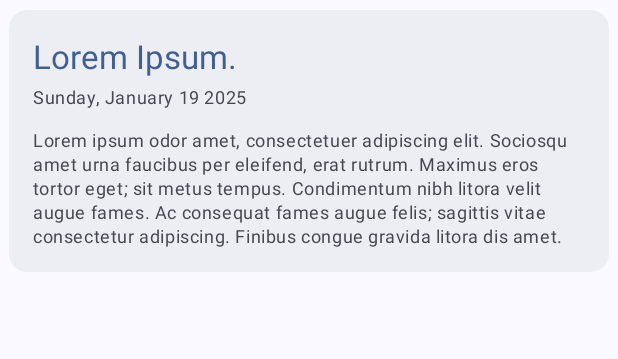
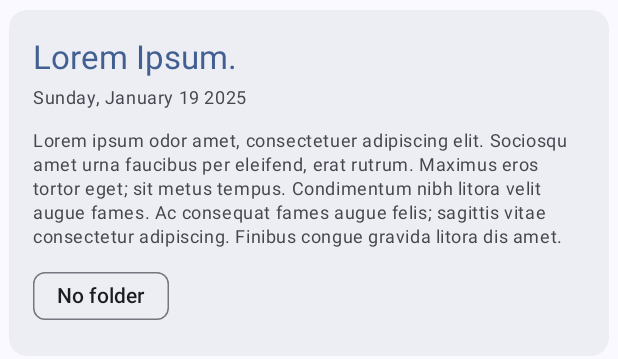
Before and after one commit to eipna/MindBin, an Android app: the layout recycler_note.xml on its own in the app's theme, with its tools: preview values and no code run, on a phone screen of 412 x 824 dp. Shown: the top 359 px of the screen. Run offline under Robolectric (Android 15) with nearby library versions, the phone set to English and light mode, and no system bars.

Commit message:
Added folder indicator chip for recycler note layout

```diff
--- a/app/src/main/res/layout-v26/recycler_note.xml
+++ b/app/src/main/res/layout-v26/recycler_note.xml
@@ -50,5 +50,19 @@
             android:textAppearance="?attr/textAppearanceBodySmall"
             android:layout_width="wrap_content"
             android:layout_height="wrap_content"/>
+
+        <com.google.android.material.chip.ChipGroup
+            android:layout_marginTop="8dp"
+            android:layout_width="match_parent"
+            android:layout_height="wrap_content">
+
+            <com.google.android.material.chip.Chip
+                android:id="@+id/recyclerNoteFolder"
+                android:text="@string/recycler_note_folder"
+                android:textColor="?attr/colorOnSurface"
+                app:chipBackgroundColor="?attr/colorSurfaceContainer"
+                android:layout_width="wrap_content"
+                android:layout_height="wrap_content"/>
+        </com.google.android.material.chip.ChipGroup>
     </LinearLayout>
 </com.google.android.material.card.MaterialCardView>
--- a/app/src/main/res/layout/recycler_note.xml
+++ b/app/src/main/res/layout/recycler_note.xml
@@ -52,5 +52,19 @@
             android:ellipsize="marquee"
             android:layout_width="wrap_content"
             android:layout_height="wrap_content"/>
+
+        <com.google.android.material.chip.ChipGroup
+            android:layout_marginTop="8dp"
+            android:layout_width="match_parent"
+            android:layout_height="wrap_content">
+
+            <com.google.android.material.chip.Chip
+                android:id="@+id/recyclerNoteFolder"
+                android:text="@string/recycler_note_folder"
+                android:textColor="?attr/colorOnSurface"
+                app:chipBackgroundColor="?attr/colorSurfaceContainer"
+                android:layout_width="wrap_content"
+                android:layout_height="wrap_content"/>
+        </com.google.android.material.chip.ChipGroup>
     </LinearLayout>
 </com.google.android.material.card.MaterialCardView>
--- a/app/src/main/res/values/strings.xml
+++ b/app/src/main/res/values/strings.xml
@@ -52,6 +52,7 @@
     <string name="recycler_note_title">Lorem Ipsum.</string>
     <string name="recycler_note_content">Lorem ipsum odor amet, consectetuer adipiscing elit. Sociosqu amet urna faucibus per eleifend, erat rutrum. Maximus eros tortor eget; sit metus tempus. Condimentum nibh litora velit augue fames. Ac consequat fames augue felis; sagittis vitae consectetur adipiscing. Finibus congue gravida litora dis amet. Dictumst elit ridiculus aenean suscipit fringilla placerat ante dictumst consequat. Diam adipiscing semper nunc massa sapien arcu consectetur praesent convallis. Ex ac cras nulla porttitor torquent bibendum.</string>
     <string name="recycler_note_date_created">Sunday, January 19 2025</string>
+    <string name="recycler_note_folder">No folder</string>
 
     <string name="recycler_folder_name">Personal</string>
     <string name="recycler_folder_description">A folder for my personal space.</string>
```
Also changed, not shown: app/src/main/java/com/eipna/mindbin/data/folder/FolderRepository.java (+15 -0 lines), app/src/main/java/com/eipna/mindbin/ui/adapters/NoteAdapter.java (+15 -2 lines).
